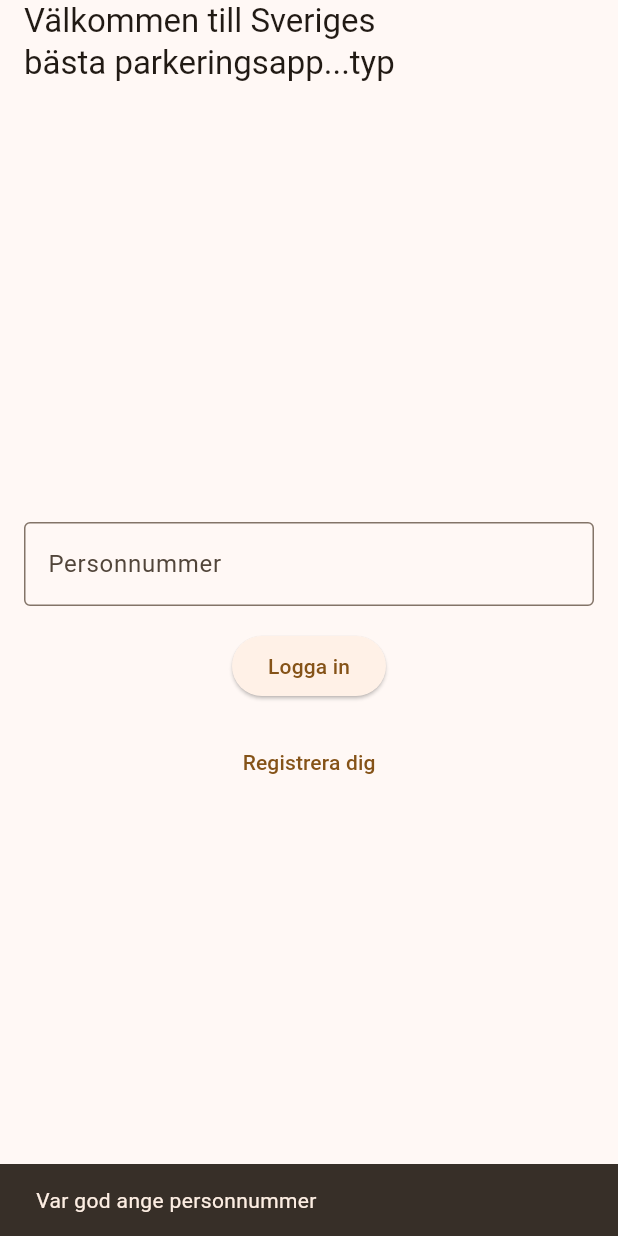
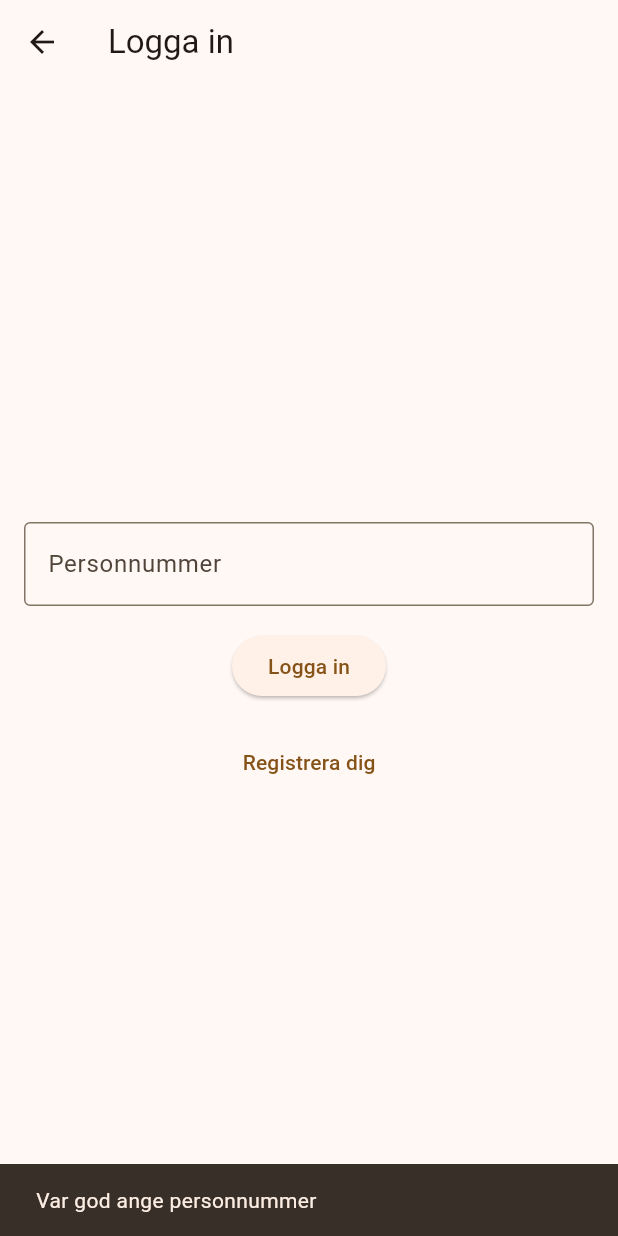
Before and after one commit to A-LIWE/Assignment_3, a Flutter app: the LoginView screen opened directly, after a tap on "Logga in", on a phone screen of 412 x 824 dp. Run offline on Flutter 3.47's test engine with Material 3 defaults, Android fonts, the phone set to English and light mode, and no system bars; our stand-ins replace logger, supabase_flutter; accounts and stored records are empty.

```diff
--- /dev/null
+++ b/lib/providers/auth_provider.dart
@@ -0,0 +1,32 @@
+import 'package:flutter/material.dart';
+import 'package:supabase_flutter/supabase_flutter.dart';
+
+class AuthProvider extends ChangeNotifier {
+  final _supabase = Supabase.instance.client;
+  String? userPersonalNumber;
+  String? userName;
+
+  bool get isAuthenticated => userPersonalNumber != null;
+
+  Future<void> login(String personalNumber) async {
+    final response =
+        await _supabase
+            .from('persons')
+            .select()
+            .eq('personal_number', personalNumber)
+            .maybeSingle();
+
+    if (response == null || (response.isEmpty)) {
+      throw Exception("Användare hittades inte");
+    }
+    userPersonalNumber = response['personal_number'] as String;
+    userName = response['name'] as String;
+    notifyListeners();
+  }
+
+  void logout() {
+    userPersonalNumber = null;
+    userName = null;
+    notifyListeners();
+  }
+}
--- a/lib/views/login_view.dart
+++ b/lib/views/login_view.dart
@@ -1,8 +1,8 @@
 import 'package:flutter/material.dart';
-import 'package:parking_user/main.dart';
-import 'package:parking_user/views/home_view.dart';
+import 'package:parking_user/providers/auth_provider.dart';
 import 'package:parking_user/views/registration_view.dart';
-import 'package:supabase_flutter/supabase_flutter.dart';
+import 'package:provider/provider.dart';
+
 
 class LoginView extends StatefulWidget {
   const LoginView({super.key});
@@ -12,88 +12,62 @@ class LoginView extends StatefulWidget {
 }
 
 class _LoginViewState extends State<LoginView> {
-  final TextEditingController personalNumberController =
-      TextEditingController();
+  final _controller = TextEditingController();
+  bool _loading = false;
 
-  Future<void> _login() async {
-    final personalNumber = personalNumberController.text.trim();
-    if (personalNumber.isEmpty) {
+  Future<void> _onLoginPressed() async {
+    final pn = _controller.text.trim();
+    if (pn.isEmpty) {
       ScaffoldMessenger.of(context).showSnackBar(
         const SnackBar(content: Text("Var god ange personnummer")),
       );
       return;
     }
 
+     setState(() => _loading = true);
     try {
-      final response =
-          await Supabase.instance.client
-              .from('persons')
-              .select()
-              .eq('personal_number', personalNumber)
-              .maybeSingle();
-
-      if (!mounted) return;
-
-      // Kontrollera om användaren finns
-      if (response == null || (response.isEmpty)) {
+      await context.read<AuthProvider>().login(pn);
+      // AuthGate kommer nu att visa HomeView automatiskt
+    } catch (e) {
+      if (mounted) {
         ScaffoldMessenger.of(context).showSnackBar(
-          const SnackBar(content: Text("Användare hittades inte")),
-        );
-      } else {
-        // Användaren hittades, ta med användarens id och navigera vidare
-        final userData = response;
-        final String userPersonalNumber = userData['personal_number'];
-        final String userName = userData['name'];
-        Navigator.pushReplacement(
-          context,
-          MaterialPageRoute(
-            builder:
-                (context) => HomeView(
-                  userPersonalNumber:
-                      userPersonalNumber,
-                  userName: userName,
-                  toggleTheme: myAppKey.currentState!.toggleTheme,
-                ),
-          ),
+          SnackBar(content: Text(e.toString())),
         );
       }
-    } catch (error) {
-      ScaffoldMessenger.of(
-        context,
-      ).showSnackBar(SnackBar(content: Text("Fel vid inloggning: $error")));
+    } finally {
+      if (mounted) setState(() => _loading = false);
     }
   }
 
   @override
   Widget build(BuildContext context) {
     return Scaffold(
-      appBar: AppBar(
-        title: const Text(
-          ('Välkommen till Sveriges\nbästa parkeringsapp...typ'),
-        ),
-      ),
+      appBar: AppBar(title: const Text('Logga in')),
       body: Padding(
-        padding: const EdgeInsets.all(16.0),
+        padding: const EdgeInsets.all(16),
         child: Column(
           mainAxisAlignment: MainAxisAlignment.center,
           children: [
             TextField(
-              controller: personalNumberController,
+              controller: _controller,
               decoration: const InputDecoration(
                 labelText: 'Personnummer',
                 border: OutlineInputBorder(),
               ),
             ),
             const SizedBox(height: 16),
-            ElevatedButton(onPressed: _login, child: const Text('Logga in')),
+            _loading
+                ? const CircularProgressIndicator()
+                : ElevatedButton(
+                    onPressed: _onLoginPressed,
+                    child: const Text('Logga in'),
+                  ),
             const SizedBox(height: 16),
             TextButton(
               onPressed: () {
                 Navigator.push(
                   context,
-                  MaterialPageRoute(
-                    builder: (context) => const RegistrationView(),
-                  ),
+                  MaterialPageRoute(builder: (_) => const RegistrationView()),
                 );
               },
               child: const Text('Registrera dig'),
--- a/pubspec.yaml
+++ b/pubspec.yaml
@@ -32,6 +32,7 @@ dependencies:
     sdk: flutter
   intl: ^0.20.2
   supabase_flutter: ^2.0.0
+  provider: ^6.0.5
 
   # The following adds the Cupertino Icons font to your application.
   # Use with the CupertinoIcons class for iOS style icons.
```
Also changed, not shown: lib/main.dart (+11 -4 lines), lib/views/auth_gate.dart (added, +21 -0 lines), lib/views/home_view.dart (+22 -11 lines), lib/views/manage_parkings_view.dart (+6 -11 lines), pubspec.lock, 4 other files.
